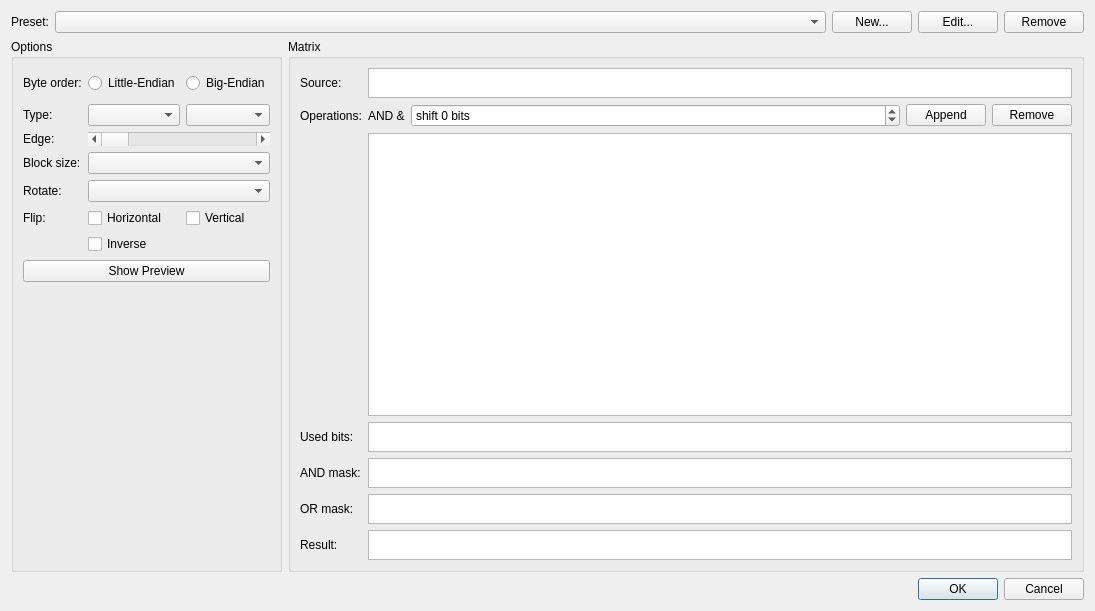
Old version of the form controls/setup/dialogconvert2.ui in the repository riuson/lcd-image-converter.
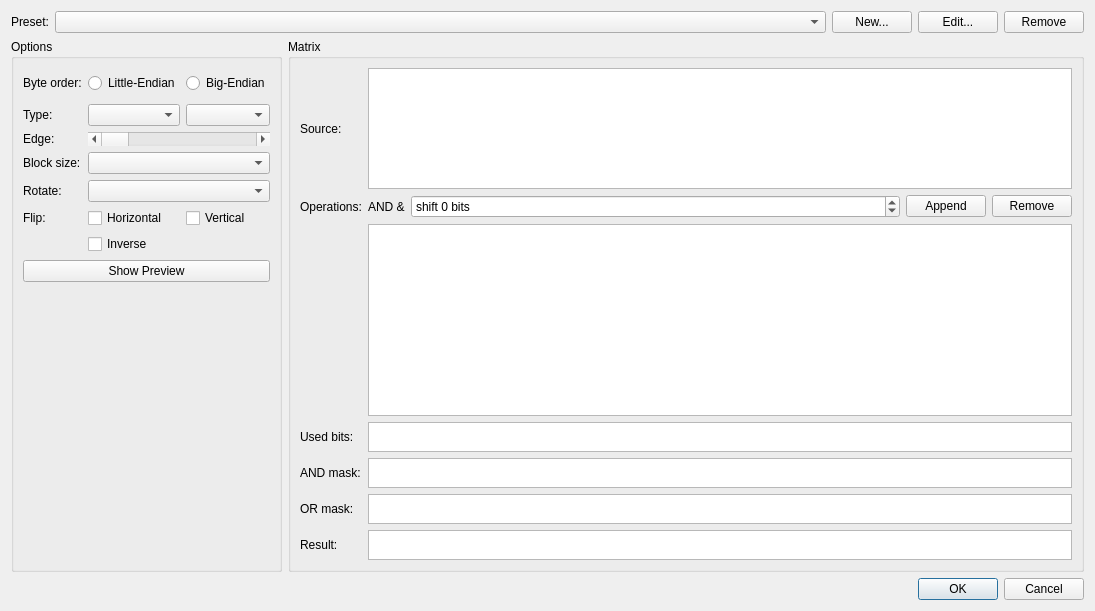
New version of the form.

Commit message: Implemented model to highlight source data preview

```diff
--- a/controls/setup/dialogconvert2.ui
+++ b/controls/setup/dialogconvert2.ui
@@ -232,25 +232,6 @@
           </property>
          </widget>
         </item>
-        <item row="0" column="1">
-         <widget class="QListWidget" name="listWidget">
-          <property name="sizePolicy">
-           <sizepolicy hsizetype="Expanding" vsizetype="Fixed">
-            <horstretch>0</horstretch>
-            <verstretch>0</verstretch>
-           </sizepolicy>
-          </property>
-          <property name="maximumSize">
-           <size>
-            <width>16777215</width>
-            <height>30</height>
-           </size>
-          </property>
-          <property name="flow">
-           <enum>QListView::LeftToRight</enum>
-          </property>
-         </widget>
-        </item>
         <item row="1" column="0">
          <widget class="QLabel" name="label_13">
           <property name="text">
@@ -431,6 +412,25 @@
           </property>
          </widget>
         </item>
+        <item row="0" column="1">
+         <widget class="QTableView" name="tableViewSource">
+          <property name="sizePolicy">
+           <sizepolicy hsizetype="Expanding" vsizetype="Preferred">
+            <horstretch>0</horstretch>
+            <verstretch>0</verstretch>
+           </sizepolicy>
+          </property>
+          <property name="maximumSize">
+           <size>
+            <width>16777215</width>
+            <height>16777215</height>
+           </size>
+          </property>
+          <attribute name="verticalHeaderVisible">
+           <bool>false</bool>
+          </attribute>
+         </widget>
+        </item>
        </layout>
       </widget>
      </item>
```
The commit also changes 5 other files.
